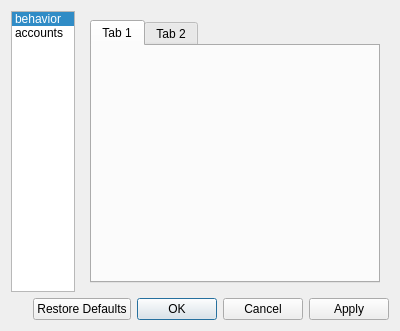
The window that preferences.ui (dodo/blain) describes before a commit, drawn with Qt 5.
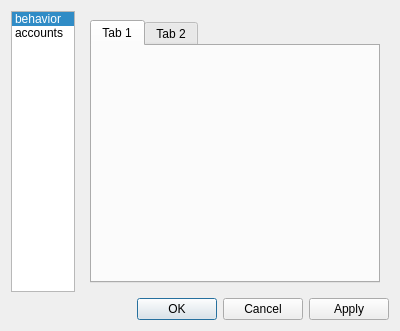
The same window after the commit.

The edit to the form file:
```diff
--- a/preferences.ui
+++ b/preferences.ui
@@ -174,7 +174,7 @@
      <item>
       <widget class="QDialogButtonBox" name="buttonBox">
        <property name="standardButtons">
-        <set>QDialogButtonBox::Apply|QDialogButtonBox::Cancel|QDialogButtonBox::Ok|QDialogButtonBox::RestoreDefaults</set>
+        <set>QDialogButtonBox::Apply|QDialogButtonBox::Cancel|QDialogButtonBox::Ok</set>
        </property>
       </widget>
      </item>
```
